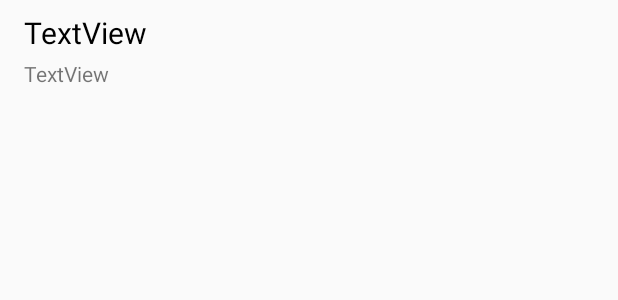
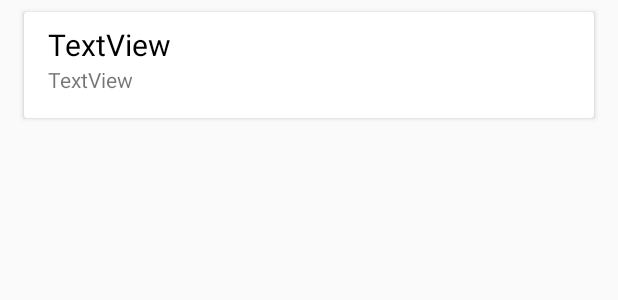
Before and after one commit to tochanenko/AndroidPlaygroundApp, an Android app: the layout main_menu_list_item.xml on its own in the app's theme, with its tools: preview values and no code run, on a phone screen of 412 x 824 dp. Shown: the top 300 px of the screen. Run offline under Robolectric (Android 15) with nearby library versions, the phone set to English and light mode, and no system bars.

Commit message:
Changed secondary color, added cards to main menu

```diff
--- a/playground/app/build.gradle
+++ b/playground/app/build.gradle
@@ -11,7 +11,7 @@ android {
         minSdkVersion 21
         targetSdkVersion 28
         versionCode 1
-        versionName "0.1.0"
+        versionName "0.1.1"
         testInstrumentationRunner "android.support.test.runner.AndroidJUnitRunner"
     }
     buildTypes {
@@ -30,4 +30,5 @@ dependencies {
     testImplementation 'junit:junit:4.12'
     androidTestImplementation 'com.android.support.test:runner:1.0.2'
     androidTestImplementation 'com.android.support.test.espresso:espresso-core:3.0.2'
+    implementation 'com.android.support:cardview-v7:28.0.0'
 }
--- a/playground/app/src/main/res/layout/activity_main.xml
+++ b/playground/app/src/main/res/layout/activity_main.xml
@@ -7,6 +7,7 @@
         android:layout_width="match_parent"
         android:layout_height="match_parent"
         android:id="@+id/main_list_view"
+        android:divider="@null"
         app:layout_constraintBottom_toBottomOf="parent"
         app:layout_constraintEnd_toEndOf="parent"
         app:layout_constraintStart_toStartOf="parent"
--- a/playground/app/src/main/res/layout/main_menu_list_item.xml
+++ b/playground/app/src/main/res/layout/main_menu_list_item.xml
@@ -1,26 +1,50 @@
 <?xml version="1.0" encoding="utf-8"?>
-<android.support.constraint.ConstraintLayout xmlns:android="http://schemas.android.com/apk/res/android"
+
+<FrameLayout
+    xmlns:android="http://schemas.android.com/apk/res/android"
     xmlns:app="http://schemas.android.com/apk/res-auto"
-                                             xmlns:tools="http://schemas.android.com/tools"
     android:layout_width="match_parent"
-                                             android:layout_height="wrap_content">
+    android:layout_height="wrap_content" >
+    <android.support.v7.widget.CardView
+        android:layout_width="match_parent"
+        android:layout_height="wrap_content"
+        android:layout_marginEnd="16dp"
+        android:layout_marginStart="16dp"
+        android:layout_marginTop="8dp"
+        android:layout_marginBottom="8dp"
+        app:cardElevation="2dp">
+
+            <android.support.constraint.ConstraintLayout
+                android:layout_height="wrap_content"
+                android:layout_width="match_parent" >
 
                 <TextView
-            android:text="TextView"
-            android:layout_width="0dp"
-            android:layout_height="31dp"
-            android:id="@+id/mainMenuTitle" app:layout_constraintEnd_toEndOf="parent" android:layout_marginEnd="16dp"
-            app:layout_constraintStart_toStartOf="parent" android:layout_marginStart="16dp"
-            android:layout_marginTop="8dp" app:layout_constraintTop_toTopOf="parent" android:textSize="20sp"
+                    android:text="@string/textview"
+                    android:layout_width="match_parent"
+                    android:layout_height="wrap_content"
+                    android:id="@+id/mainMenuTitle"
+                    app:layout_constraintEnd_toEndOf="parent"
+                    android:layout_marginEnd="16dp"
+                    app:layout_constraintStart_toStartOf="parent"
+                    android:layout_marginStart="16dp"
+                    android:layout_marginTop="8dp"
+                    app:layout_constraintTop_toTopOf="parent"
+                    android:textSize="20sp"
                     android:textColor="@android:color/black"/>
+
                 <TextView
-            android:text="TextView"
-            android:layout_width="0dp"
+                    android:text="@string/textview"
+                    android:layout_width="match_parent"
                     android:layout_height="wrap_content"
-            android:id="@+id/mainMenuDescription" app:layout_constraintStart_toStartOf="parent"
+                    android:id="@+id/mainMenuDescription"
+                    app:layout_constraintStart_toStartOf="parent"
                     android:layout_marginStart="16dp"
-            app:layout_constraintEnd_toEndOf="parent" android:layout_marginEnd="16dp"
-            android:layout_marginBottom="8dp"
-            app:layout_constraintBottom_toBottomOf="parent" app:layout_constraintTop_toBottomOf="@+id/mainMenuTitle"
-    />
+                    app:layout_constraintEnd_toEndOf="parent"
+                    android:layout_marginEnd="16dp"
+                    app:layout_constraintTop_toBottomOf="@+id/mainMenuTitle"
+                    app:layout_constraintBottom_toBottomOf="parent"
+                    android:layout_marginBottom="16dp"/>
             </android.support.constraint.ConstraintLayout>
+
+    </android.support.v7.widget.CardView>
+</FrameLayout>
--- a/playground/app/src/main/res/values/colors.xml
+++ b/playground/app/src/main/res/values/colors.xml
@@ -2,6 +2,6 @@
 <resources>
     <color name="colorPrimary">#E91E63</color>
     <color name="colorPrimaryDark">#C2185B</color>
-    <color name="colorAccent">#00E5FF</color>
+    <color name="colorAccent">#448AFF</color>
     <color name="darkGray">#212121</color>
 </resources>
```
Lines whose indentation alone changed are shown as unchanged.
